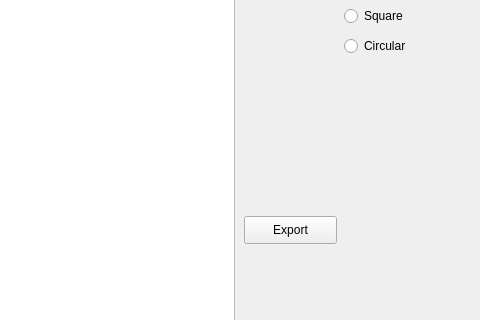
Qt form mainwindow.ui (SzymonGamrat/multiscale) before a commit; both pictures show x 846 to 1326 and y 214 to 534 of the 1326 by 666 pixel window.
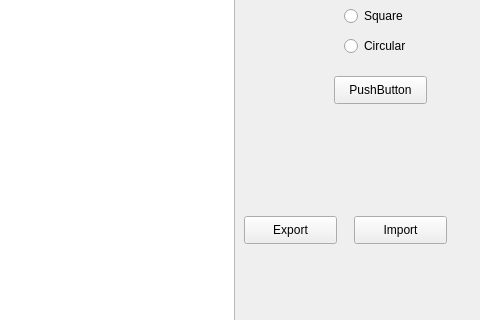
The same form after that commit.

The edit to the form file:
```diff
--- a/mainwindow.ui
+++ b/mainwindow.ui
@@ -131,6 +131,32 @@
      <string>Export</string>
     </property>
    </widget>
+   <widget class="QPushButton" name="pushButton_3">
+    <property name="geometry">
+     <rect>
+      <x>1200</x>
+      <y>430</y>
+      <width>93</width>
+      <height>28</height>
+     </rect>
+    </property>
+    <property name="text">
+     <string>Import</string>
+    </property>
+   </widget>
+   <widget class="QPushButton" name="pushButton_4">
+    <property name="geometry">
+     <rect>
+      <x>1180</x>
+      <y>290</y>
+      <width>93</width>
+      <height>28</height>
+     </rect>
+    </property>
+    <property name="text">
+     <string>PushButton</string>
+    </property>
+   </widget>
   </widget>
   <widget class="QMenuBar" name="menubar">
    <property name="geometry">
```
